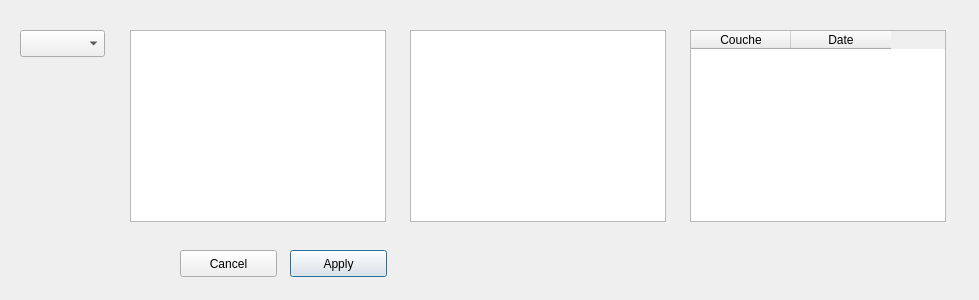
First picture: the form in settings.ui, repository kevinaubert/ChangementViewer, before the edit.
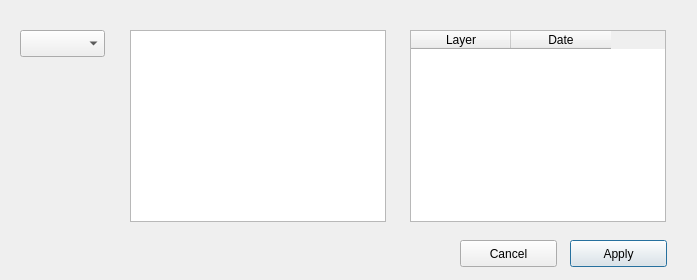
Second picture: the form after the edit.

Commit message: Settings dialog ok

What changed in the file:
```diff
--- a/settings.ui
+++ b/settings.ui
@@ -6,8 +6,8 @@
    <rect>
     <x>0</x>
     <y>0</y>
-    <width>979</width>
-    <height>300</height>
+    <width>697</width>
+    <height>280</height>
    </rect>
   </property>
   <property name="windowTitle">
@@ -39,8 +39,8 @@
   <widget class="QPushButton" name="btnApply">
    <property name="geometry">
     <rect>
-     <x>290</x>
-     <y>250</y>
+     <x>570</x>
+     <y>240</y>
      <width>97</width>
      <height>27</height>
     </rect>
@@ -52,8 +52,8 @@
   <widget class="QPushButton" name="btnCancel">
    <property name="geometry">
     <rect>
-     <x>180</x>
-     <y>250</y>
+     <x>460</x>
+     <y>240</y>
      <width>97</width>
      <height>27</height>
     </rect>
@@ -62,20 +62,10 @@
     <string>Cancel</string>
    </property>
   </widget>
-  <widget class="QListWidget" name="ltbSelectedFields">
-   <property name="geometry">
-    <rect>
-     <x>410</x>
-     <y>30</y>
-     <width>256</width>
-     <height>192</height>
-    </rect>
-   </property>
-  </widget>
   <widget class="QTableWidget" name="tabSelectedFields">
    <property name="geometry">
     <rect>
-     <x>690</x>
+     <x>410</x>
      <y>30</y>
      <width>256</width>
      <height>192</height>
@@ -89,7 +79,7 @@
    </property>
    <column>
     <property name="text">
-     <string>Couche</string>
+     <string>Layer</string>
     </property>
    </column>
    <column>
```
Left out of the diff: 2 changed lines with no effect on the pictures. The commit also changes 4 other files.
